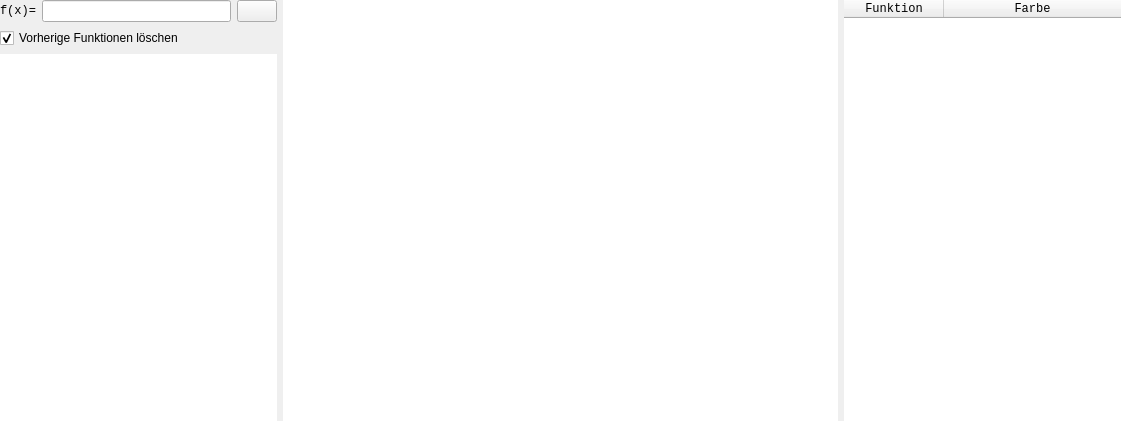
Above: src/plotterwindow.ui from thelfensdrfer/qplotter before the change. Below: the same form after it.
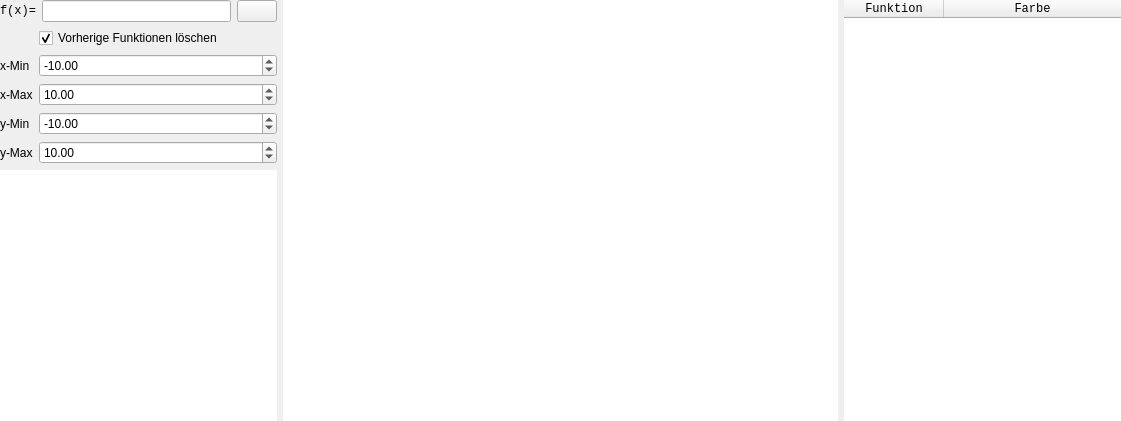
That is the form after the change. Icons and pictures are not drawn. Custom widgets are drawn as their Qt base class.

```diff
--- a/src/plotterwindow.ui
+++ b/src/plotterwindow.ui
@@ -92,11 +92,25 @@
         </layout>
        </item>
        <item>
-        <layout class="QGridLayout" name="gridLayout">
+        <layout class="QFormLayout" name="formLayout">
          <property name="topMargin">
           <number>0</number>
          </property>
-         <item row="0" column="0">
+         <item row="1" column="0">
+          <widget class="QLabel" name="label">
+           <property name="text">
+            <string>x-Min</string>
+           </property>
+          </widget>
+         </item>
+         <item row="2" column="0">
+          <widget class="QLabel" name="label_2">
+           <property name="text">
+            <string>x-Max</string>
+           </property>
+          </widget>
+         </item>
+         <item row="0" column="1">
           <widget class="QCheckBox" name="deleteOldFunctions">
            <property name="text">
             <string>Vorherige Funktionen löschen</string>
@@ -106,6 +120,72 @@
            </property>
           </widget>
          </item>
+         <item row="3" column="0">
+          <widget class="QLabel" name="label_3">
+           <property name="text">
+            <string>y-Min</string>
+           </property>
+          </widget>
+         </item>
+         <item row="4" column="0">
+          <widget class="QLabel" name="label_4">
+           <property name="text">
+            <string>y-Max</string>
+           </property>
+          </widget>
+         </item>
+         <item row="1" column="1">
+          <widget class="QDoubleSpinBox" name="xMinBox">
+           <property name="minimum">
+            <double>-9999.000000000000000</double>
+           </property>
+           <property name="maximum">
+            <double>9999.000000000000000</double>
+           </property>
+           <property name="value">
+            <double>-10.000000000000000</double>
+           </property>
+          </widget>
+         </item>
+         <item row="2" column="1">
+          <widget class="QDoubleSpinBox" name="xMaxBox">
+           <property name="minimum">
+            <double>-9999.000000000000000</double>
+           </property>
+           <property name="maximum">
+            <double>9999.000000000000000</double>
+           </property>
+           <property name="value">
+            <double>10.000000000000000</double>
+           </property>
+          </widget>
+         </item>
+         <item row="3" column="1">
+          <widget class="QDoubleSpinBox" name="yMinBox">
+           <property name="minimum">
+            <double>-9999.000000000000000</double>
+           </property>
+           <property name="maximum">
+            <double>9999.000000000000000</double>
+           </property>
+           <property name="value">
+            <double>-10.000000000000000</double>
+           </property>
+          </widget>
+         </item>
+         <item row="4" column="1">
+          <widget class="QDoubleSpinBox" name="yMaxBox">
+           <property name="minimum">
+            <double>-9999.000000000000000</double>
+           </property>
+           <property name="maximum">
+            <double>9999.000000000000000</double>
+           </property>
+           <property name="value">
+            <double>10.000000000000000</double>
+           </property>
+          </widget>
+         </item>
         </layout>
        </item>
        <item>
```
Left out of the diff: 2 changed lines with no effect on the pictures.
